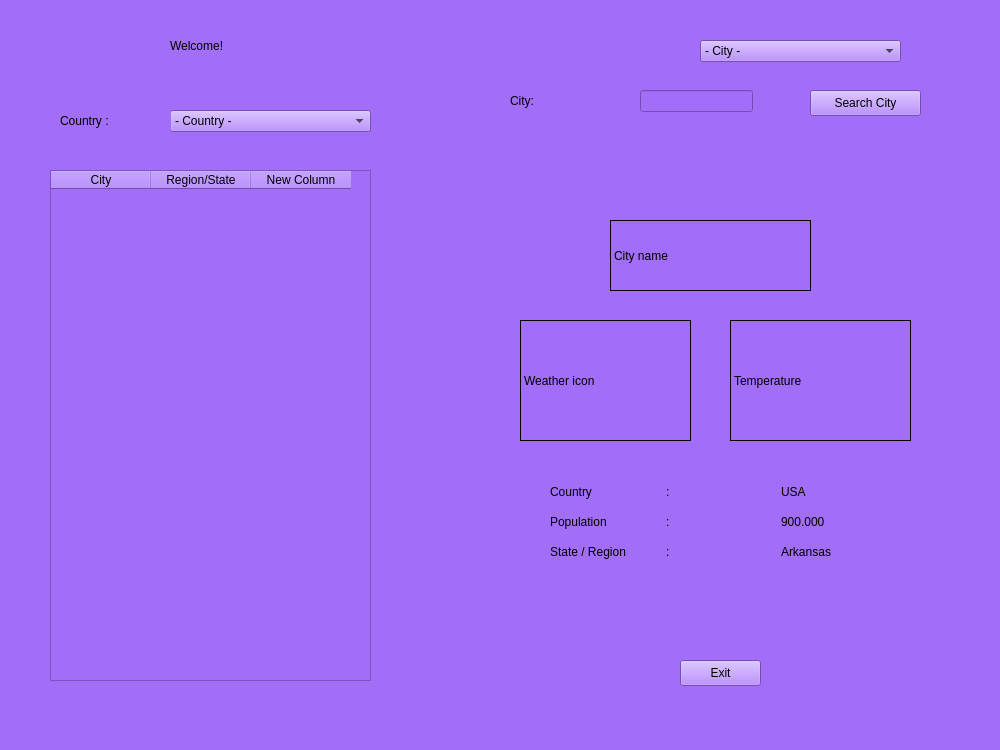
Old version of the form weather_main.ui in the repository melikkekaya/Weather_App.
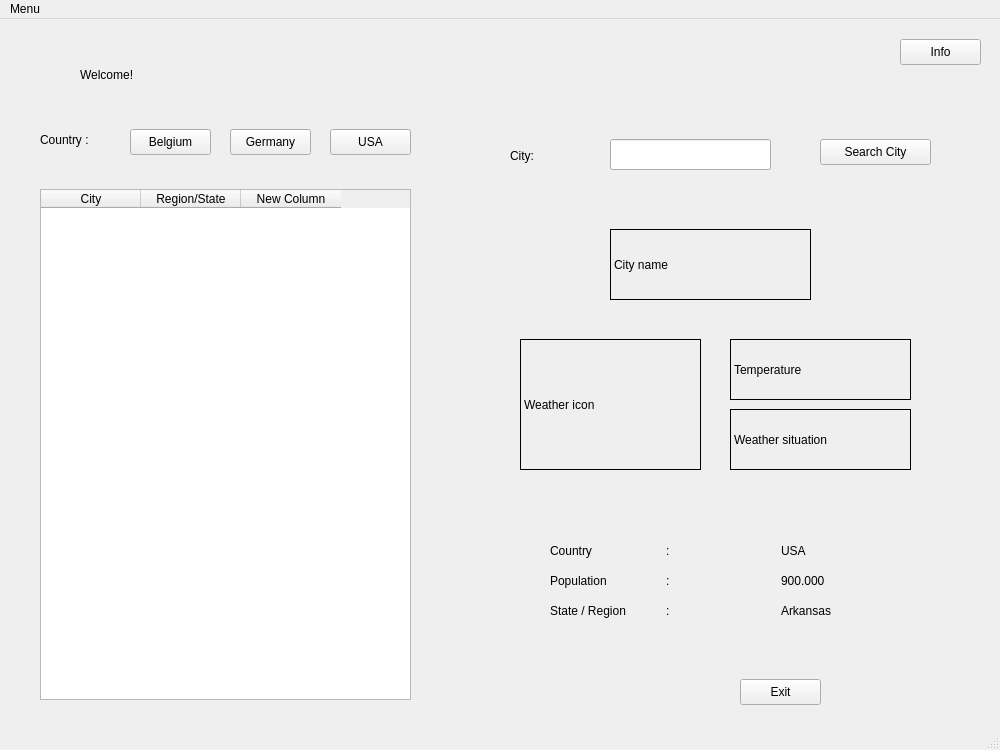
New version of the form.

The edit to the form file:
```diff
--- a/weather_main.ui
+++ b/weather_main.ui
@@ -26,79 +26,14 @@
    <string>Weather App</string>
   </property>
   <property name="styleSheet">
-   <string notr="true">background-color: rgb(162, 109, 247);</string>
+   <string notr="true"/>
   </property>
   <widget class="QWidget" name="centralwidget">
-   <widget class="QComboBox" name="main_combo_city">
-    <property name="geometry">
-     <rect>
-      <x>700</x>
-      <y>40</y>
-      <width>201</width>
-      <height>22</height>
-     </rect>
-    </property>
-    <item>
-     <property name="text">
-      <string>- City -</string>
-     </property>
-    </item>
-    <item>
-     <property name="text">
-      <string>Berlin</string>
-     </property>
-    </item>
-    <item>
-     <property name="text">
-      <string>Brussels</string>
-     </property>
-    </item>
-    <item>
-     <property name="text">
-      <string>Ankara</string>
-     </property>
-    </item>
-    <item>
-     <property name="text">
-      <string>Istanbul</string>
-     </property>
-    </item>
-   </widget>
-   <widget class="QComboBox" name="main_combo_country">
-    <property name="geometry">
-     <rect>
-      <x>170</x>
-      <y>110</y>
-      <width>201</width>
-      <height>22</height>
-     </rect>
-    </property>
-    <item>
-     <property name="text">
-      <string>- Country -</string>
-     </property>
-    </item>
-    <item>
-     <property name="text">
-      <string>Belgium</string>
-     </property>
-    </item>
-    <item>
-     <property name="text">
-      <string>Germany</string>
-     </property>
-    </item>
-    <item>
-     <property name="text">
-      <string>United States of America</string>
-     </property>
-    </item>
-   </widget>
    <widget class="QPushButton" name="main_btn_search">
     <property name="geometry">
      <rect>
-      <x>810</x>
-      <y>90</y>
+      <x>820</x>
+      <y>120</y>
       <width>111</width>
       <height>26</height>
      </rect>
@@ -110,9 +45,9 @@
    <widget class="QLabel" name="main_lbl_headingcountrytop">
     <property name="geometry">
      <rect>
-      <x>60</x>
+      <x>40</x>
       <y>110</y>
-      <width>111</width>
+      <width>61</width>
       <height>21</height>
      </rect>
     </property>
@@ -123,9 +58,9 @@
    <widget class="QLabel" name="main_lbl_mainheading">
     <property name="geometry">
      <rect>
-      <x>170</x>
-      <y>20</y>
-      <width>311</width>
+      <x>80</x>
+      <y>30</y>
+      <width>801</width>
       <height>51</height>
      </rect>
     </property>
@@ -137,9 +72,9 @@
     <property name="geometry">
      <rect>
       <x>510</x>
-      <y>90</y>
-      <width>111</width>
-      <height>21</height>
+      <y>121</y>
+      <width>71</width>
+      <height>31</height>
      </rect>
     </property>
     <property name="text">
@@ -150,7 +85,7 @@
     <property name="geometry">
      <rect>
       <x>610</x>
-      <y>220</y>
+      <y>210</y>
       <width>201</width>
       <height>71</height>
      </rect>
@@ -170,8 +105,8 @@
      <rect>
       <x>520</x>
       <y>320</y>
-      <width>171</width>
-      <height>121</height>
+      <width>181</width>
+      <height>131</height>
      </rect>
     </property>
     <property name="frameShape">
@@ -190,7 +125,7 @@
       <x>730</x>
       <y>320</y>
       <width>181</width>
-      <height>121</height>
+      <height>61</height>
      </rect>
     </property>
     <property name="frameShape">
@@ -207,7 +142,7 @@
     <property name="geometry">
      <rect>
       <x>550</x>
-      <y>480</y>
+      <y>520</y>
       <width>341</width>
       <height>84</height>
      </rect>
@@ -281,7 +216,7 @@
    <widget class="QPushButton" name="main_btn_exit">
     <property name="geometry">
      <rect>
-      <x>680</x>
+      <x>740</x>
       <y>660</y>
       <width>81</width>
       <height>26</height>
@@ -294,9 +229,9 @@
    <widget class="QTableWidget" name="tableWidget">
     <property name="geometry">
      <rect>
-      <x>50</x>
+      <x>40</x>
       <y>170</y>
-      <width>321</width>
+      <width>371</width>
       <height>511</height>
      </rect>
     </property>
@@ -319,13 +254,84 @@
    <widget class="QLineEdit" name="lineEdit">
     <property name="geometry">
      <rect>
-      <x>640</x>
-      <y>90</y>
-      <width>113</width>
-      <height>22</height>
+      <x>610</x>
+      <y>120</y>
+      <width>161</width>
+      <height>31</height>
      </rect>
     </property>
    </widget>
+   <widget class="QPushButton" name="main_btn_usa">
+    <property name="geometry">
+     <rect>
+      <x>330</x>
+      <y>110</y>
+      <width>81</width>
+      <height>26</height>
+     </rect>
+    </property>
+    <property name="text">
+     <string>USA</string>
+    </property>
+   </widget>
+   <widget class="QPushButton" name="main_btn_belgium">
+    <property name="geometry">
+     <rect>
+      <x>130</x>
+      <y>110</y>
+      <width>81</width>
+      <height>26</height>
+     </rect>
+    </property>
+    <property name="text">
+     <string>Belgium</string>
+    </property>
+   </widget>
+   <widget class="QPushButton" name="main_btn_germany">
+    <property name="geometry">
+     <rect>
+      <x>230</x>
+      <y>110</y>
+      <width>81</width>
+      <height>26</height>
+     </rect>
+    </property>
+    <property name="text">
+     <string>Germany</string>
+    </property>
+   </widget>
+   <widget class="QLabel" name="main_lbl_showweathersituation">
+    <property name="geometry">
+     <rect>
+      <x>730</x>
+      <y>390</y>
+      <width>181</width>
+      <height>61</height>
+     </rect>
+    </property>
+    <property name="frameShape">
+     <enum>QFrame::Box</enum>
+    </property>
+    <property name="frameShadow">
+     <enum>QFrame::Plain</enum>
+    </property>
+    <property name="text">
+     <string>Weather situation</string>
+    </property>
+   </widget>
+   <widget class="QPushButton" name="main_btn_info">
+    <property name="geometry">
+     <rect>
+      <x>900</x>
+      <y>20</y>
+      <width>81</width>
+      <height>26</height>
+     </rect>
+    </property>
+    <property name="text">
+     <string>Info</string>
+    </property>
+   </widget>
   </widget>
   <widget class="QMenuBar" name="menubar">
    <property name="geometry">
@@ -336,6 +342,12 @@
      <height>21</height>
     </rect>
    </property>
+   <widget class="QMenu" name="menuMenu">
+    <property name="title">
+     <string>Menu</string>
+    </property>
+   </widget>
+   <addaction name="menuMenu"/>
   </widget>
   <widget class="QStatusBar" name="statusbar"/>
  </widget>
```
Left out of the diff: 2 changed lines with no effect on the pictures.
